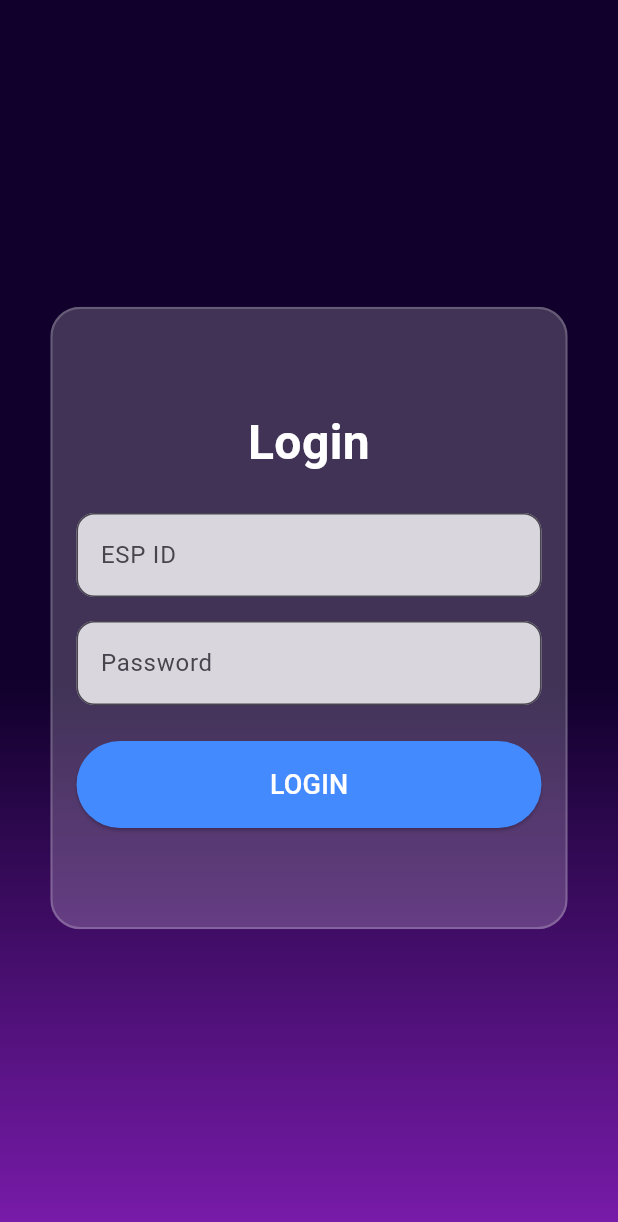
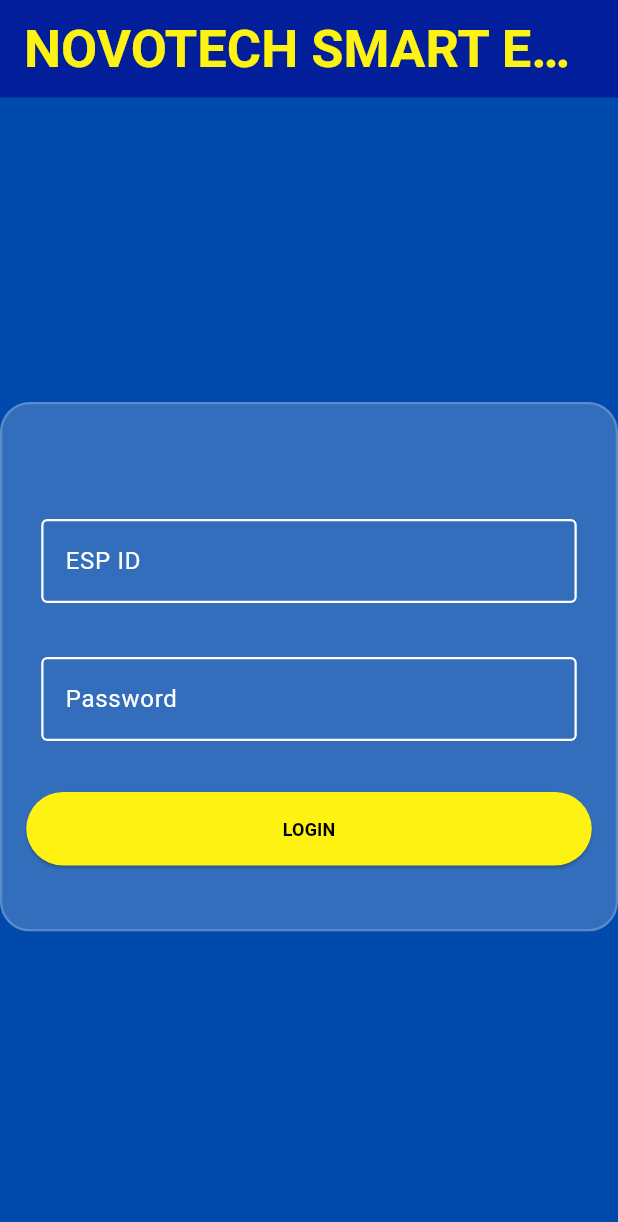
Before and after one commit to Rayan1117/smart_evm, a Flutter app: the screen it shows after launch, on a phone screen of 412 x 824 dp. Shown: the top 1222 px of the screen. Run offline on Flutter 3.47's test engine with Material 3 defaults, Android fonts, the phone set to English and light mode, and no system bars; our stand-ins replace firebase_core, firebase_database, fl_chart, shared_preferences; accounts and stored records are empty.

Commit message:
chore:summa

```diff
--- /dev/null
+++ b/lib/glassmorph/colors.dart
@@ -0,0 +1,5 @@
+import 'dart:ui';
+
+Color myyellow = Color(0xfffdf212);
+Color myblue = Color(0xff004aad);
+Color barblue = Color.fromARGB(255, 2, 30, 154);
--- a/lib/login_page/login_page.dart
+++ b/lib/login_page/login_page.dart
@@ -1,6 +1,7 @@
 import 'package:flutter/material.dart';
 import 'package:firebase_database/firebase_database.dart';
 import 'package:shared_preferences/shared_preferences.dart';
+import 'package:smart_evm/glassmorph/colors.dart';
 import 'package:smart_evm/glassmorph/glassmorph.dart';
 import 'package:smart_evm/home_page/home_page.dart';
 
@@ -81,66 +82,87 @@
 
   @override
   Widget build(BuildContext context) {
-    double screenheight = MediaQuery.of(context).size.height;
-    double screenwidth = MediaQuery.of(context).size.width;
     return Scaffold(
-      body: Expanded(
-        child: Container(
-          // for background
-          decoration: const BoxDecoration(
-            gradient: LinearGradient(
-              colors: [Color(0xff10002b), Color(0xff7A1CAC)],
-              begin: Alignment.topCenter,
-              end: Alignment.bottomCenter,
-              stops: [0.55, 1],
+      appBar: AppBar(
+        toolbarHeight: 65.0,
+        backgroundColor: barblue,
+        title: Center(
+            child: Text(
+          "NOVOTECH SMART EVM",
+          style: TextStyle(
+              color: myyellow, fontSize: 35, fontWeight: FontWeight.bold),
+        )),
       ),
-          ),
-          child: Center(
+      backgroundColor: myblue,
+      body: Center(
         child: Glassmorph(
           blur: 0.2,
           opacity: 0.2,
           child: Container(
-                height: screenheight * 0.5,
-                width: screenwidth < 1400
-                    ? screenwidth * 0.83
-                    : screenwidth * 0.25,
+            height: 350, width: 750,
+            // Gradient background
+            decoration: const BoxDecoration(
+                // gradient: LinearGradient(
+                //   colors: [Color(0xff10002b), Color(0xff7A1CAC)],
+                //   begin: Alignment.topCenter,
+                //   end: Alignment.bottomCenter,
+                //   stops: [0.55, 1],
+                // ),
+                ),
+            child: Center(
               child: Padding(
                 padding: const EdgeInsets.all(16.0),
                 child: Column(
                   mainAxisAlignment: MainAxisAlignment.center,
                   crossAxisAlignment: CrossAxisAlignment.stretch,
                   children: [
-                        const Text(
-                          "Login",
-                          style: TextStyle(
-                            fontSize: 32,
-                            color: Colors.white,
-                            fontWeight: FontWeight.bold,
+                    const SizedBox(height: 24),
+                    Padding(
+                      padding: const EdgeInsets.all(10.0),
+                      child: TextField(
+                        controller: _espIdController,
+                        style: const TextStyle(color: Colors.white),
+                        decoration: InputDecoration(
+                          enabledBorder: const OutlineInputBorder(
+                            borderSide:
+                                BorderSide(color: Colors.white, width: 1.5),
                           ),
-                          textAlign: TextAlign.center,
+                          border: const OutlineInputBorder(
+                            borderSide:
+                                BorderSide(color: Colors.white, width: 1.5),
                           ),
-                        const SizedBox(height: 24),
-                        TextField(
-                          controller: _espIdController,
-                          decoration: InputDecoration(
-                            labelText: "ESP ID",
-                            filled: true,
-                            fillColor: Colors.white.withOpacity(0.8),
-                            border: OutlineInputBorder(
-                              borderRadius: BorderRadius.circular(12),
+                          focusedBorder: const OutlineInputBorder(
+                            borderSide:
+                                BorderSide(color: Colors.white, width: 1.5),
+                          ),
+                          labelText: 'ESP ID',
+                          hintText: 'Enter ESP ID',
+                          hintStyle: const TextStyle(color: Colors.white),
+                          labelStyle: const TextStyle(color: Colors.white),
                         ),
                       ),
                     ),
                     const SizedBox(height: 16),
-                        TextField(
+                    Padding(
+                      padding: const EdgeInsets.all(10.0),
+                      child: TextField(
                         controller: _passwordController,
+                        style: const TextStyle(color: Colors.white),
                         obscureText: true,
                         decoration: InputDecoration(
-                            labelText: "Password",
-                            filled: true,
-                            fillColor: Colors.white.withOpacity(0.8),
-                            border: OutlineInputBorder(
-                              borderRadius: BorderRadius.circular(12),
+                          enabledBorder: const OutlineInputBorder(
+                            borderSide:
+                                BorderSide(color: Colors.white, width: 1.5),
+                          ),
+                          border: const OutlineInputBorder(),
+                          focusedBorder: const OutlineInputBorder(
+                            borderSide:
+                                BorderSide(color: Colors.white, width: 1.5),
+                          ),
+                          labelText: 'Password',
+                          hintText: 'Enter Password',
+                          hintStyle: const TextStyle(color: Colors.white),
+                          labelStyle: const TextStyle(color: Colors.white),
                         ),
                       ),
                     ),
@@ -148,15 +170,19 @@
                     ElevatedButton(
                       onPressed: _login,
                       style: ElevatedButton.styleFrom(
-                            backgroundColor: Colors.blueAccent,
+                        backgroundColor: myyellow,
                         padding: const EdgeInsets.symmetric(vertical: 16.0),
                       ),
                       child: const Text(
                         "LOGIN",
-                            style: TextStyle(fontSize: 18, color: Colors.white),
+                        style: TextStyle(
+                          fontWeight: FontWeight.bold,
+                          fontSize: 12.0,
+                          color: Colors.black,
                         ),
                       ),
-                      ]),
+                    ),
+                  ],
                 ),
               ),
             ),
--- a/pubspec.yaml
+++ b/pubspec.yaml
@@ -74,6 +74,7 @@
     - assets/c5.jpeg.jpg
     - assets/c6.jpeg.jpg
     - assets/c7.jpeg.jpg
+    - assets/bgimg.jpg
 
 
   # An image asset can refer to one or more resolution-specific "variants", see
```
Also changed, not shown: lib/analytics/analytics.dart (+10 -15 lines), lib/analytics/fetch_ip.dart (added, +61 -0 lines), lib/home_page/home_page.dart (+21 -15 lines), assets/bgimg.jpg (added), firebase.json, 2 other files. Lines whose indentation alone changed are shown as unchanged.
